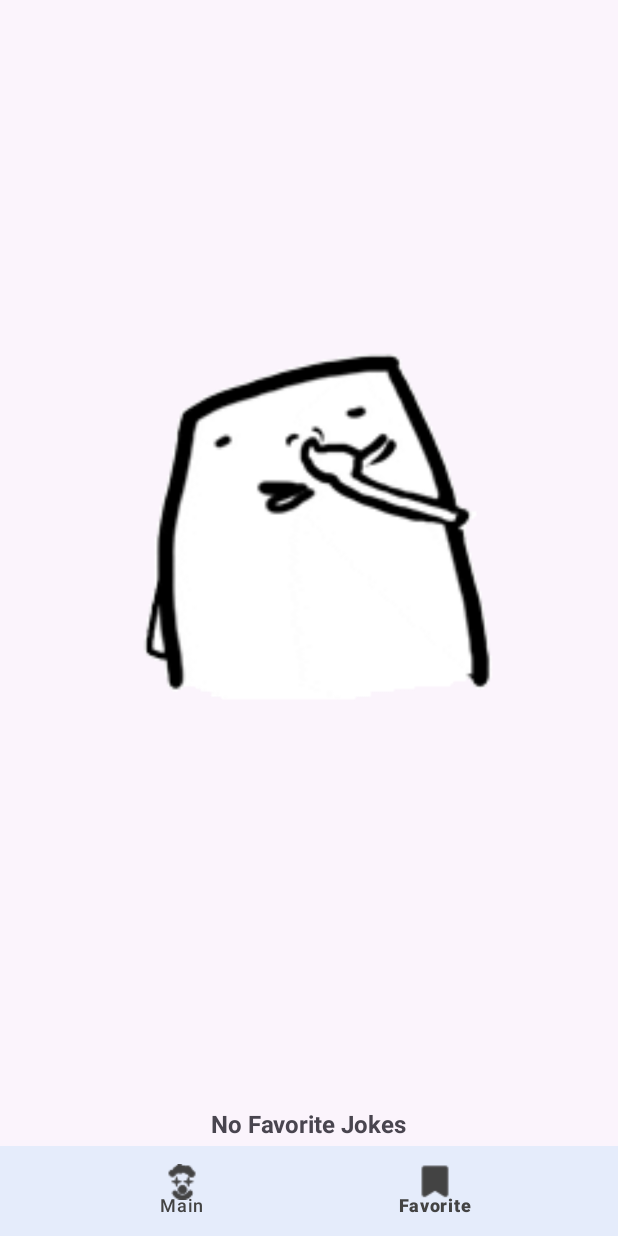
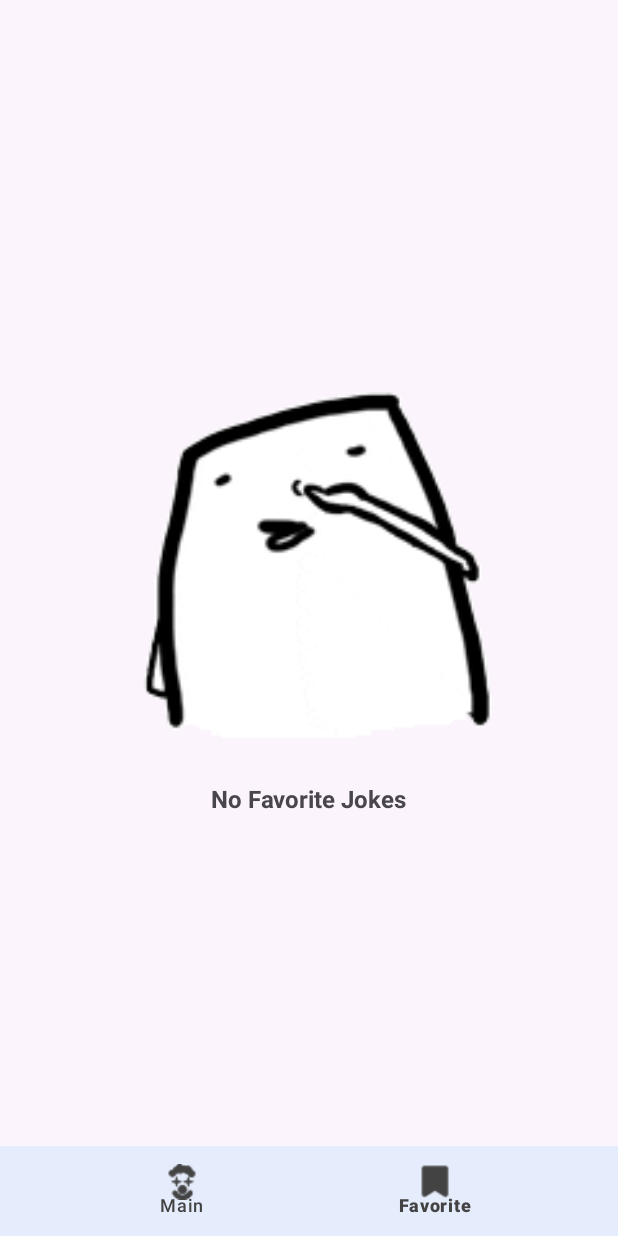
Before and after one commit to aidilnajmir/Hahaha_JokeApp, an Android app: the screen it shows after launch (MainActivity), item 2 of the bottom bar chosen, on a phone screen of 412 x 824 dp. Run offline under Robolectric (Android 15) with nearby library versions, the phone set to English and light mode, and no system bars; our stand-ins replace Volley; network calls fail; pictures from the network do not load.

Commit message:
adjusted favorite fragment

```diff
--- a/app/src/main/java/com/cis436/hahaha/FavoriteFragment.kt
+++ b/app/src/main/java/com/cis436/hahaha/FavoriteFragment.kt
@@ -63,8 +63,6 @@ class FavoriteFragment : Fragment() {
                 emptyTextView.visibility = View.GONE
             }
 
-//            emptyTextView.visibility = if (jokes.isEmpty()) View.VISIBLE else View.GONE
-
             // Submit the new list to the adapter
             jokesAdapter.submitList(jokes)
         }
--- a/app/src/main/res/layout/fragment_favorite.xml
+++ b/app/src/main/res/layout/fragment_favorite.xml
@@ -6,11 +6,11 @@
 
     <ImageView
         android:id="@+id/emptyImageView"
-        android:layout_width="wrap_content"
+        android:layout_width="match_parent"
         android:layout_height="wrap_content"
         android:src="@drawable/no_favorite"
         android:visibility="gone"
-        app:layout_constraintBottom_toTopOf="@id/tvNoFavoriteJokesLabel"
+        app:layout_constraintBottom_toBottomOf="parent"
         app:layout_constraintEnd_toEndOf="parent"
         app:layout_constraintStart_toStartOf="parent"
         app:layout_constraintTop_toTopOf="parent" />
@@ -19,14 +19,15 @@
         android:id="@+id/tvNoFavoriteJokesLabel"
         android:layout_width="wrap_content"
         android:layout_height="wrap_content"
-        android:layout_marginBottom="30dp"
+        android:layout_marginTop="300dp"
         android:text="No Favorite Jokes"
         android:textSize="16sp"
         android:textStyle="bold"
+        android:visibility="gone"
         app:layout_constraintBottom_toBottomOf="parent"
         app:layout_constraintEnd_toEndOf="parent"
         app:layout_constraintStart_toStartOf="parent"
-        app:layout_constraintTop_toBottomOf="@id/emptyImageView" />
+        app:layout_constraintTop_toTopOf="parent" />
 
     <androidx.recyclerview.widget.RecyclerView
         android:id="@+id/favoriteJokesRecyclerView"
```
Also changed, not shown: app/src/main/res/drawable/no_favorite.webp (deleted).
